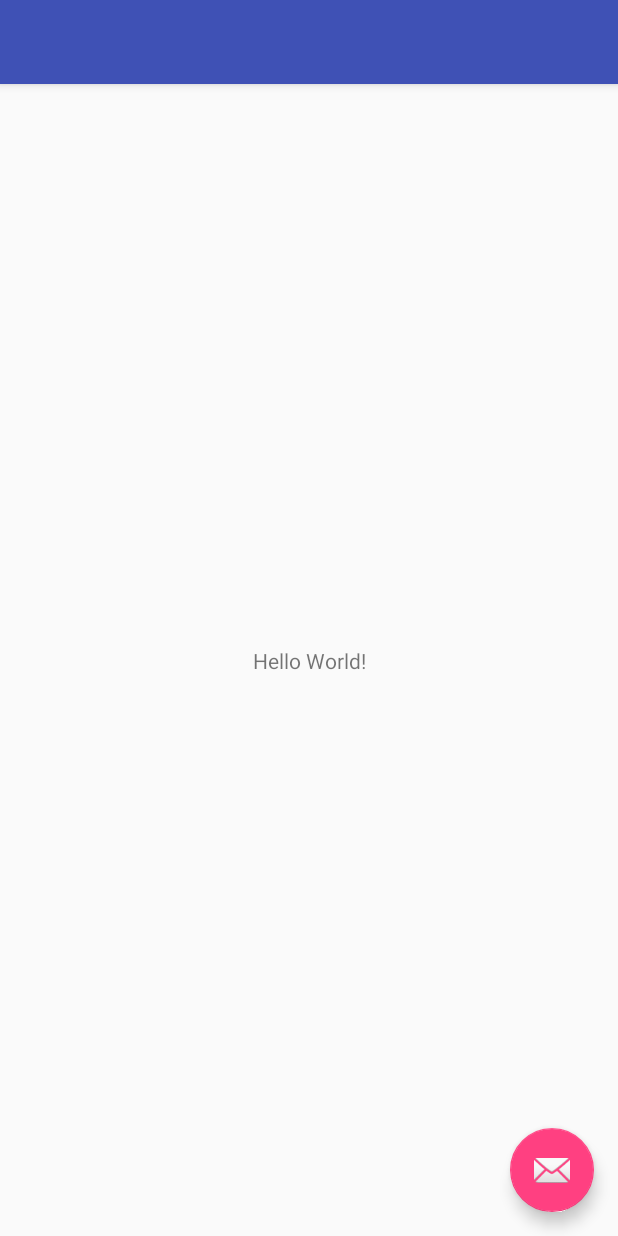
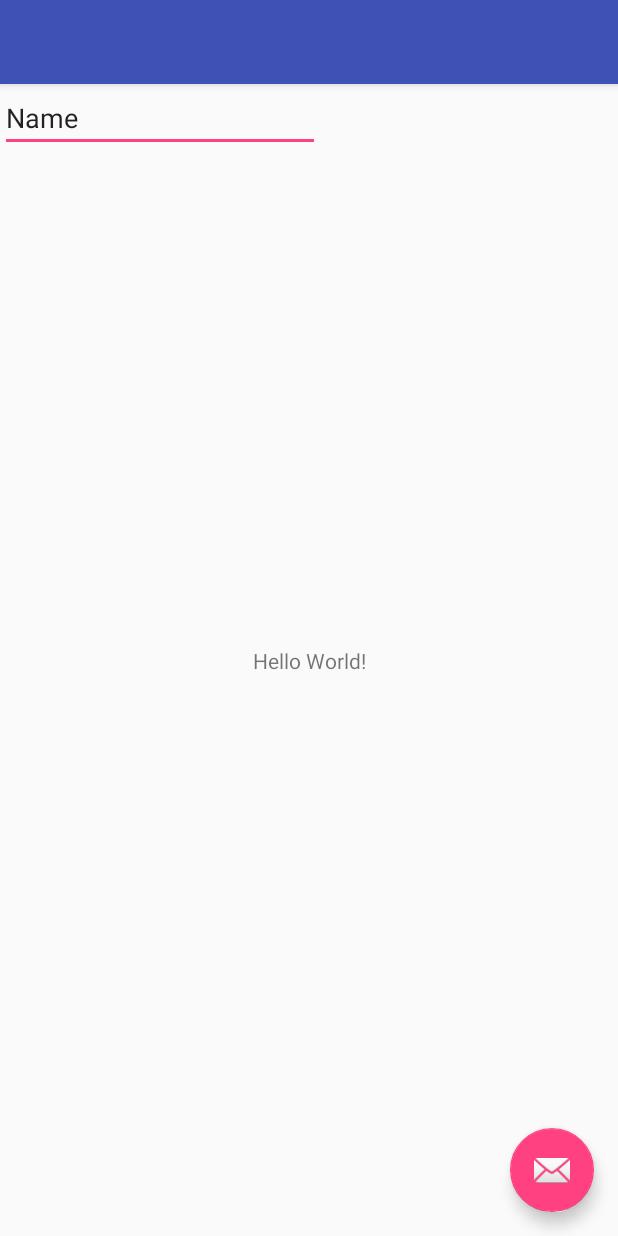
Before and after one commit to camilaViquez/spotifyAndroid, an Android app: the screen it shows after launch (MainActivity), on a phone screen of 412 x 824 dp. Run offline under Robolectric (Android 15) with nearby library versions, the phone set to English and light mode, and no system bars.

```diff
--- a/app/src/main/java/com/example/camil/spotifyapp/MainActivity.java
+++ b/app/src/main/java/com/example/camil/spotifyapp/MainActivity.java
@@ -235,7 +235,7 @@ public class MainActivity extends Activity implements
     public void onLoggedIn() {
         Log.d("MainActivity", "User logged in");
 
-        mPlayer.playUri(null, "spotify:track:2TpxZ7JUBn3uw46aR7qd6V", 0, 0);
+        mPlayer.playUri(null, "spotify:playlist:4hOKQuZbraPDIfaGbM3lKI", 0, 0);
     }
 
     @Override
--- a/app/src/main/res/layout/content_main.xml
+++ b/app/src/main/res/layout/content_main.xml
@@ -17,4 +17,14 @@
         app:layout_constraintRight_toRightOf="parent"
         app:layout_constraintTop_toTopOf="parent" />
 
+    <EditText
+        android:id="@+id/editText"
+        android:layout_width="wrap_content"
+        android:layout_height="wrap_content"
+        android:ems="10"
+        android:inputType="textPersonName"
+        android:text="Name"
+        tools:layout_editor_absoluteX="5dp"
+        tools:layout_editor_absoluteY="36dp" />
+
 </android.support.constraint.ConstraintLayout>
```
